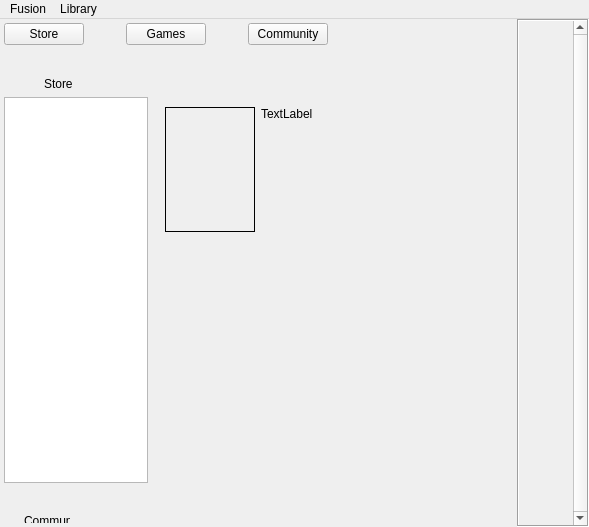
Old version of the form mainwindow.ui in the repository FusionLauncher/FusionClient.
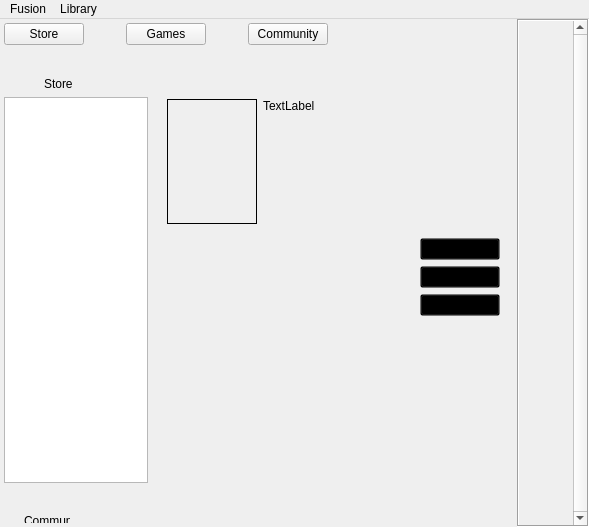
New version of the form.

What changed in the file:
```diff
--- a/mainwindow.ui
+++ b/mainwindow.ui
@@ -224,15 +224,24 @@
                <property name="styleSheet">
                 <string notr="true"/>
                </property>
+               <layout class="QVBoxLayout" name="verticalLayout_3">
+                <property name="spacing">
+                 <number>2</number>
+                </property>
+                <property name="leftMargin">
+                 <number>2</number>
+                </property>
+                <property name="topMargin">
+                 <number>2</number>
+                </property>
+                <property name="rightMargin">
+                 <number>2</number>
+                </property>
+                <property name="bottomMargin">
+                 <number>2</number>
+                </property>
+                <item>
                <widget class="QWidget" name="widget" native="true">
-                <property name="geometry">
-                 <rect>
-                  <x>0</x>
-                  <y>10</y>
-                  <width>341</width>
-                  <height>126</height>
-                 </rect>
-                </property>
                 <property name="minimumSize">
                  <size>
                   <width>0</width>
@@ -291,10 +300,88 @@
                    <property name="alignment">
                     <set>Qt::AlignLeading|Qt::AlignLeft|Qt::AlignTop</set>
                    </property>
+                     <property name="wordWrap">
+                      <bool>true</bool>
+                     </property>
                   </widget>
                  </item>
                 </layout>
                </widget>
+                </item>
+                <item>
+                 <widget class="QWidget" name="widget_2" native="true">
+                  <property name="styleSheet">
+                   <string notr="true">background:transparent;</string>
+                  </property>
+                  <layout class="QHBoxLayout" name="horizontalLayout_5">
+                   <property name="spacing">
+                    <number>0</number>
+                   </property>
+                   <property name="leftMargin">
+                    <number>0</number>
+                   </property>
+                   <property name="topMargin">
+                    <number>0</number>
+                   </property>
+                   <property name="rightMargin">
+                    <number>0</number>
+                   </property>
+                   <property name="bottomMargin">
+                    <number>0</number>
+                   </property>
+                   <item>
+                    <widget class="QWidget" name="widget_4" native="true"/>
+                   </item>
+                   <item>
+                    <widget class="QWidget" name="widget_3" native="true">
+                     <property name="sizePolicy">
+                      <sizepolicy hsizetype="Fixed" vsizetype="Preferred">
+                       <horstretch>0</horstretch>
+                       <verstretch>0</verstretch>
+                      </sizepolicy>
+                     </property>
+                     <layout class="QVBoxLayout" name="verticalLayout_4">
+                      <item>
+                       <widget class="QPushButton" name="pushButton">
+                        <property name="text">
+                         <string>PushButton</string>
+                        </property>
+                       </widget>
+                      </item>
+                      <item>
+                       <widget class="QPushButton" name="pushButton_2">
+                        <property name="text">
+                         <string>PushButton</string>
+                        </property>
+                       </widget>
+                      </item>
+                      <item>
+                       <widget class="QPushButton" name="pushButton_3">
+                        <property name="text">
+                         <string>PushButton</string>
+                        </property>
+                       </widget>
+                      </item>
+                      <item>
+                       <spacer name="verticalSpacer_2">
+                        <property name="orientation">
+                         <enum>Qt::Vertical</enum>
+                        </property>
+                        <property name="sizeHint" stdset="0">
+                         <size>
+                          <width>20</width>
+                          <height>40</height>
+                         </size>
+                        </property>
+                       </spacer>
+                      </item>
+                     </layout>
+                    </widget>
+                   </item>
+                  </layout>
+                 </widget>
+                </item>
+               </layout>
               </widget>
              </item>
             </layout>
```
Left out of the diff: 2 changed lines with no effect on the pictures. Lines whose indentation alone changed are shown as unchanged.
